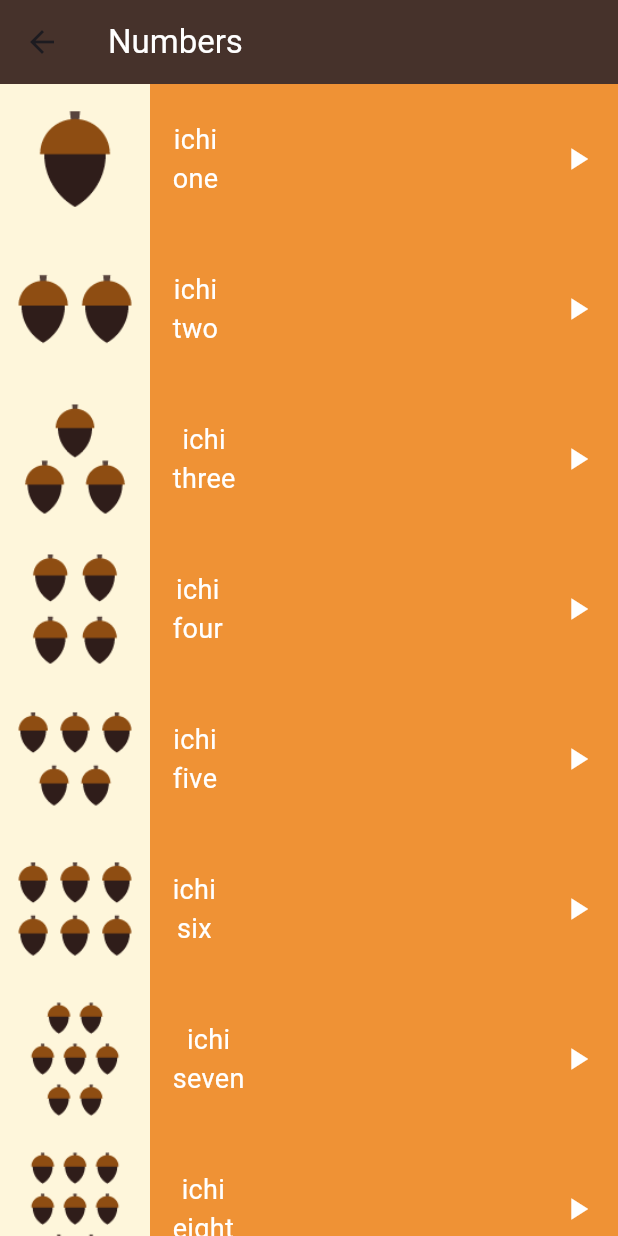
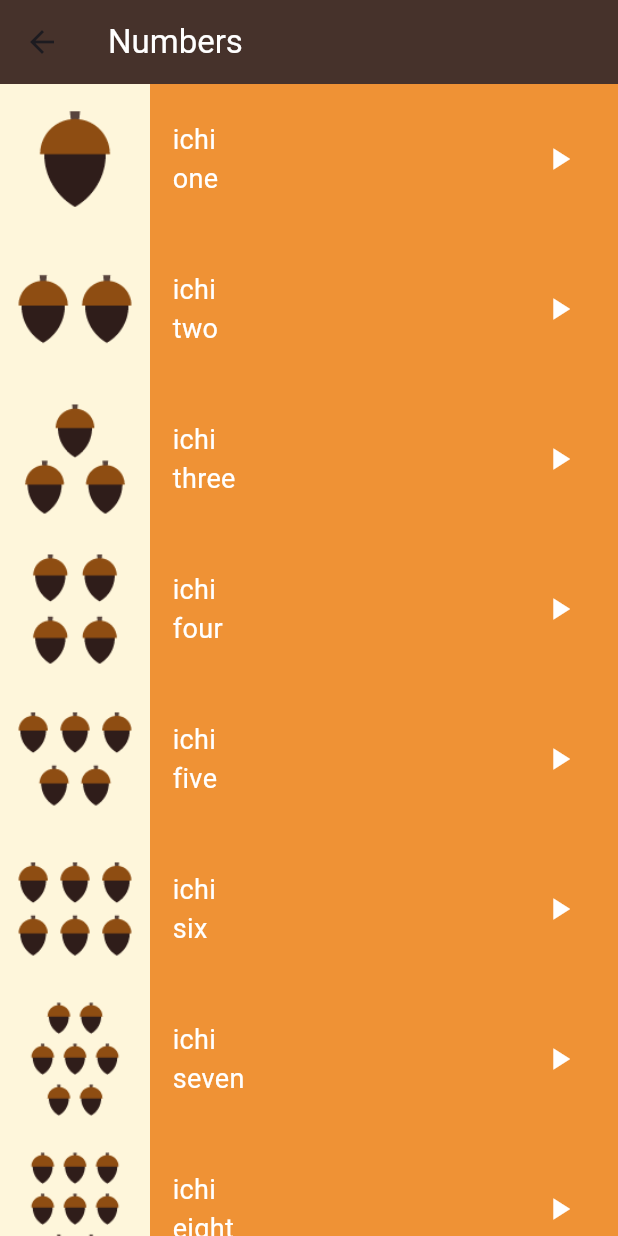
Before and after one commit to Hafsa-alhusam/language-leaning-english, a Flutter app: the screen it shows after launch, after a tap on "Number", on a phone screen of 412 x 824 dp. Run offline on Flutter 3.47's test engine with Material 3 defaults, Android fonts, the light colour scheme and no system bars.

Commit message:
add screens colors,family member and phraese

```diff
--- a/lib/models/number_models.dart
+++ b/lib/models/number_models.dart
@@ -1,7 +1,7 @@
-class Number {
-  final String image;
+class ItemModel {
+  final String? image;
   final String jpName;
   final String enName;
 
-  const Number({required this.image, required this.jpName, required this.enName});
+  const ItemModel({this.image, required this.jpName, required this.enName});
 }
--- a/lib/screens/home_page.dart
+++ b/lib/screens/home_page.dart
@@ -1,7 +1,10 @@
 import 'package:flutter/material.dart';
+import 'package:language_leaning_english/screens/color_page.dart';
 import 'package:language_leaning_english/screens/number_page.dart';
 
 import '../widgets/category.dart';
+import 'family_members.dart';
+import 'phrases_page.dart';
 
 class HomePage extends StatelessWidget {
   const HomePage({super.key});
@@ -21,9 +24,21 @@ class HomePage extends StatelessWidget {
               return const NumberPage();
             }));
           }),
-          Category(const Color(0xff558b37), "family member", () {}),
-          Category(const Color(0xff79359f), "Color", () {}),
-          Category(const Color(0xff50edc7), "Phrases", () {}),
+          Category(const Color(0xff558b37), "family member", () {
+            Navigator.push(context, MaterialPageRoute(builder: (context) {
+              return const FamilyMember();
+            }));
+          }),
+          Category(const Color(0xff79359f), "Color", () {
+            Navigator.push(context, MaterialPageRoute(builder: (context) {
+              return const ColorPage();
+            }));
+          }),
+          Category(const Color.fromARGB(255, 105, 143, 241), "Phrases", () {
+            Navigator.push(context, MaterialPageRoute(builder: (context) {
+              return const PhrasesPage();
+            }));
+          }),
         ],
       ),
     );
--- a/lib/screens/number_page.dart
+++ b/lib/screens/number_page.dart
@@ -5,17 +5,17 @@ import '../widgets/item_number.dart';
 
 class NumberPage extends StatelessWidget {
   const NumberPage({super.key});
-  final List<Number> numbers = const [
-    Number(image: "assets/images/numbers/number_one.png", jpName: "ichi", enName: "one"),
-    Number(image: "assets/images/numbers/number_two.png", jpName: "ichi", enName: "two"),
-    Number(image: "assets/images/numbers/number_three.png", jpName: "ichi", enName: "three"),
-    Number(image: "assets/images/numbers/number_four.png", jpName: "ichi", enName: "four"),
-    Number(image: "assets/images/numbers/number_five.png", jpName: "ichi", enName: "five"),
-    Number(image: "assets/images/numbers/number_six.png", jpName: "ichi", enName: "six"),
-    Number(image: "assets/images/numbers/number_seven.png", jpName: "ichi", enName: "seven"),
-    Number(image: "assets/images/numbers/number_eight.png", jpName: "ichi", enName: "eight"),
-    Number(image: "assets/images/numbers/number_nine.png", jpName: "ichi", enName: "nine"),
-    Number(image: "assets/images/numbers/number_ten.png", jpName: "ichi", enName: "ten"),
+  final List<ItemModel> numbers = const [
+    ItemModel(image: "assets/images/numbers/number_one.png", jpName: "ichi", enName: "one"),
+    ItemModel(image: "assets/images/numbers/number_two.png", jpName: "ichi", enName: "two"),
+    ItemModel(image: "assets/images/numbers/number_three.png", jpName: "ichi", enName: "three"),
+    ItemModel(image: "assets/images/numbers/number_four.png", jpName: "ichi", enName: "four"),
+    ItemModel(image: "assets/images/numbers/number_five.png", jpName: "ichi", enName: "five"),
+    ItemModel(image: "assets/images/numbers/number_six.png", jpName: "ichi", enName: "six"),
+    ItemModel(image: "assets/images/numbers/number_seven.png", jpName: "ichi", enName: "seven"),
+    ItemModel(image: "assets/images/numbers/number_eight.png", jpName: "ichi", enName: "eight"),
+    ItemModel(image: "assets/images/numbers/number_nine.png", jpName: "ichi", enName: "nine"),
+    ItemModel(image: "assets/images/numbers/number_ten.png", jpName: "ichi", enName: "ten"),
   ];
 
   @override
@@ -24,17 +24,11 @@ class NumberPage extends StatelessWidget {
         appBar: AppBar(
             title: const Text("Numbers", style: TextStyle(color: Colors.white)),
             backgroundColor: const Color(0xff46322b)),
-        body: ListView(children: [
-          ItemNumber(numbers: numbers[0]),
-          ItemNumber(numbers: numbers[1]),
-          ItemNumber(numbers: numbers[2]),
-          ItemNumber(numbers: numbers[3]),
-          ItemNumber(numbers: numbers[4]),
-          ItemNumber(numbers: numbers[5]),
-          ItemNumber(numbers: numbers[6]),
-          ItemNumber(numbers: numbers[7]),
-          ItemNumber(numbers: numbers[8]),
-          ItemNumber(numbers: numbers[9]),
-        ]));
+        body: ListView.builder(
+          itemCount: numbers.length,
+          itemBuilder: (context, index) {
+            return ItemNumber(color: const Color(0xffef9235), item: numbers[index]);
+          },
+        ));
   }
 }
--- a/lib/widgets/item_number.dart
+++ b/lib/widgets/item_number.dart
@@ -1,37 +1,76 @@
+// import 'package:audioplayers/audioplayers.dart';
 import 'package:flutter/material.dart';
+import 'package:flutter/widgets.dart';
 
 import '../models/number_models.dart';
 
 class ItemNumber extends StatelessWidget {
-  const ItemNumber({super.key, required this.numbers});
-  final  Number numbers;
+  const ItemNumber({super.key, required this.item, required this.color});
+  final ItemModel item;
+  final Color color;
 
   @override
   Widget build(BuildContext context) {
     return Container(
       height: 100,
-        color: const Color(0xffef9235),
+      color: color,
       child: Row(
         children: [
           Container(
-                color: const Color.fromARGB(255, 254, 246, 219), child: Image.asset(numbers.image)),
-            Padding(
-              padding: const EdgeInsets.only(left: 15.0),
-              child: Column(
-                mainAxisAlignment: MainAxisAlignment.center,
-                children: [
-                  Text(numbers.jpName, style: const TextStyle(color: Colors.white, fontSize: 18)),
-                  Text(numbers.enName, style: const TextStyle(color: Colors.white, fontSize: 18)),
-                ],
-              ),
-            ),
-            const Spacer(flex: 1),
-            const Padding(
-              padding: EdgeInsets.only(right: 15.0),
-              child: Icon(Icons.play_arrow, color: Colors.white),
-            )
+              color: const Color.fromARGB(255, 254, 246, 219), child: Image.asset(item.image!)),
+          Expanded(child: ItemInfo(item: item))
         ],
       ),
     );
   }
 }
+
+class ItemInfo extends StatelessWidget {
+  const ItemInfo({super.key, required this.item});
+  final ItemModel item;
+
+  @override
+  Widget build(BuildContext context) {
+    return Row(
+      children: [
+        Padding(
+          padding: const EdgeInsets.only(left: 15.0),
+          child: Column(
+            mainAxisAlignment: MainAxisAlignment.center,
+            crossAxisAlignment: CrossAxisAlignment.start,
+            children: [
+              Text(item.jpName, style: const TextStyle(color: Colors.white, fontSize: 18)),
+              Text(item.enName, style: const TextStyle(color: Colors.white, fontSize: 18)),
+            ],
+          ),
+        ),
+        const Spacer(flex: 1),
+        Padding(
+          padding: const EdgeInsets.only(right: 15.0),
+          child: IconButton(
+            onPressed: () {
+              // final player = AudioPlayer();
+              // player.play(AssetSource("sounds/colors/black.wav"));
+            },
+            icon: const Icon(Icons.play_arrow, color: Colors.white),
+          ),
+        ),
+      ],
+    );
+  }
+}
+
+class Phrases extends StatelessWidget {
+  const Phrases({super.key, required this.item, required this.color});
+  final ItemModel item;
+  final Color color;
+
+  @override
+  Widget build(BuildContext context) {
+    return Container(
+      color: color,
+      height: 100,
+      child: ItemInfo(item: item),
+    );
+  }
+}
--- a/pubspec.yaml
+++ b/pubspec.yaml
@@ -30,6 +30,7 @@ environment:
 dependencies:
   flutter:
     sdk: flutter
+  # audioplayers:
 
   # The following adds the Cupertino Icons font to your application.
   # Use with the CupertinoIcons class for iOS style icons.
@@ -62,6 +63,8 @@ flutter:
     - assets/images/family_members/
     - assets/images/numbers/
 
+    # - assets/sounds/
+
   # An image asset can refer to one or more resolution-specific "variants", see
   # https://flutter.dev/assets-and-images/#resolution-aware
 
```
Also changed, not shown: lib/screens/color_page.dart (added, +39 -0 lines), lib/screens/family_members.dart (added, +62 -0 lines), lib/screens/phrases_page.dart (added, +34 -0 lines). Lines whose indentation alone changed are shown as unchanged.
